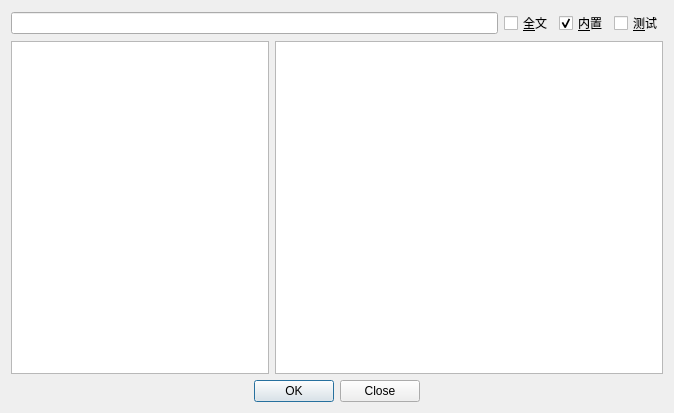
This is miniSlicer/Slicer/Base/QTGUI/Resources/UI/qSlicerModuleFinderDialog.ui in jiaqiwang969/Slicer as Qt 5 draws it before an edit. The edited form follows.
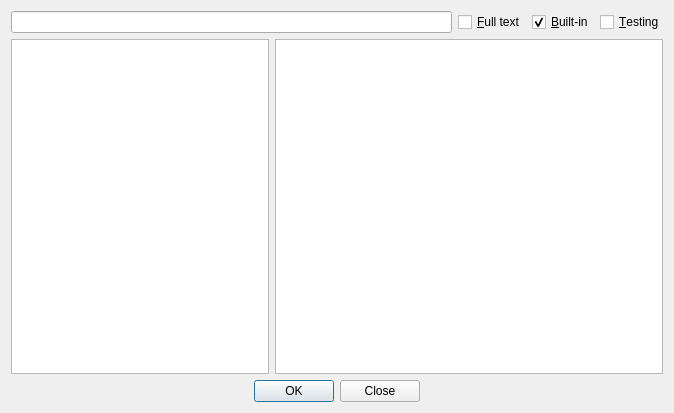
This is the edited form. Custom widgets are drawn as their Qt base class.

The edit to the form file:
```diff
--- a/miniSlicer/Slicer/Base/QTGUI/Resources/UI/qSlicerModuleFinderDialog.ui
+++ b/miniSlicer/Slicer/Base/QTGUI/Resources/UI/qSlicerModuleFinderDialog.ui
@@ -79,7 +79,7 @@
         <string>在全文中搜索（模块名称和描述）。如果未选中，则仅搜索模块名称。</string>
        </property>
        <property name="text">
-        <string>&amp;全文</string>
+        <string>&amp;Full text</string>
        </property>
       </widget>
      </item>
@@ -92,7 +92,7 @@
         <string>显示内置模块。取消选中可以更容易找到扩展提供的模块。</string>
        </property>
        <property name="text">
-        <string>&amp;内置</string>
+        <string>&amp;Built-in</string>
        </property>
        <property name="checked">
         <bool>true</bool>
@@ -108,7 +108,7 @@
         <string>显示测试模块。对软件测试和故障排除很有用。</string>
        </property>
        <property name="text">
-        <string>&amp;测试</string>
+        <string>&amp;Testing</string>
        </property>
       </widget>
      </item>
```
Left out of the diff: 11 changed lines with no effect on the pictures.
